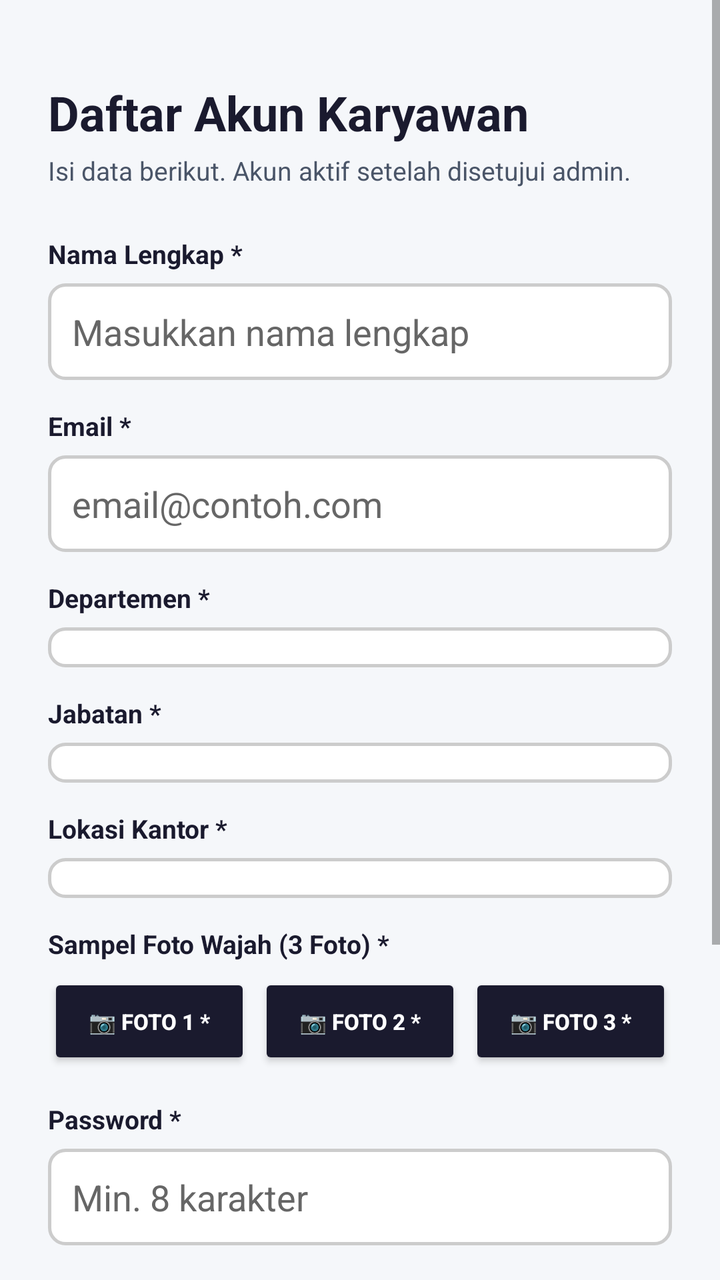
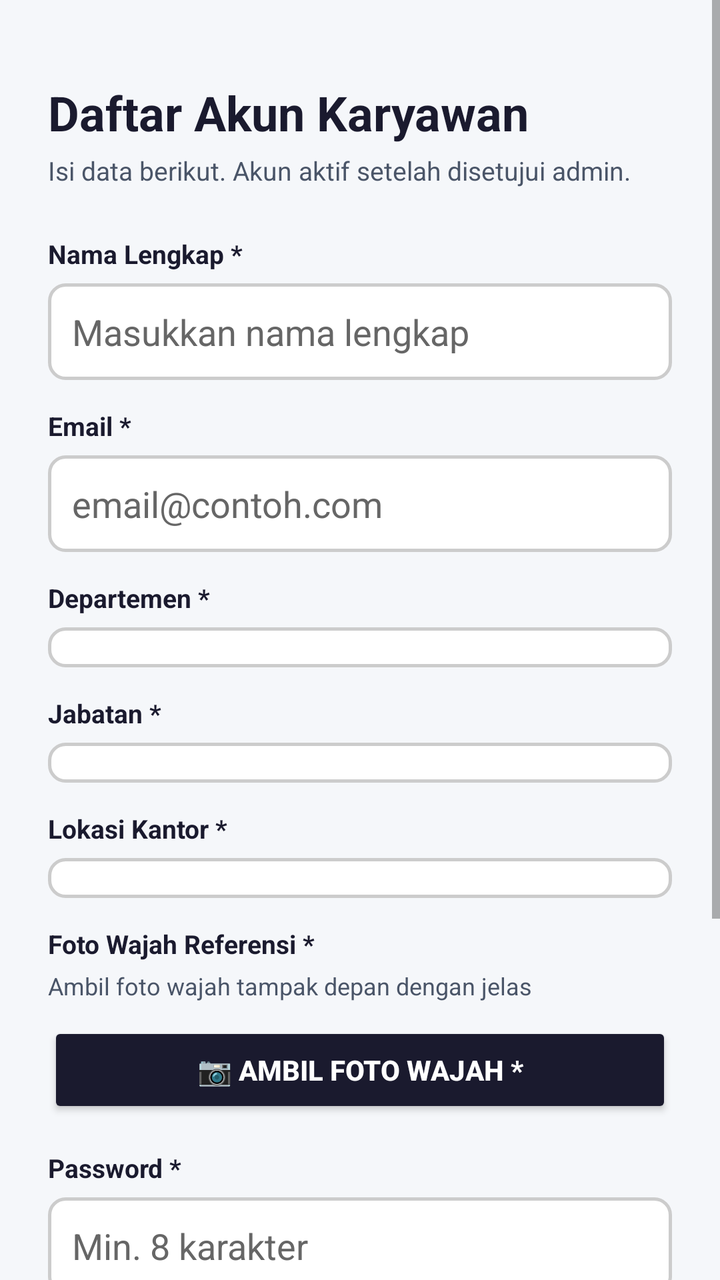

Two renders of the same Android screen: before a commit and after it. Below are the layout's source before the change and the commit's diff.
<!-- AndroidManifest.xml: application theme Theme.AbsensiKaryawan -->
<!-- res/layout/activity_daftar.xml -->
<?xml version="1.0" encoding="utf-8"?>
<FrameLayout xmlns:android="http://schemas.android.com/apk/res/android"
    android:layout_width="match_parent"
    android:layout_height="match_parent">

    <ScrollView
        android:layout_width="match_parent"
        android:layout_height="match_parent"
        android:background="#F5F7FA">

        <LinearLayout
            android:layout_width="match_parent"
            android:layout_height="wrap_content"
            android:orientation="vertical"
            android:padding="24dp">

            <TextView
                android:layout_width="wrap_content"
                android:layout_height="wrap_content"
                android:text="Daftar Akun Karyawan"
                android:textSize="24sp"
                android:textStyle="bold"
                android:textColor="#1A1A2E"
                android:layout_marginTop="16dp"
                android:layout_marginBottom="4dp" />

            <TextView
                android:layout_width="wrap_content"
                android:layout_height="wrap_content"
                android:text="Isi data berikut. Akun aktif setelah disetujui admin."
                android:textSize="13sp"
                android:textColor="#4A5568"
                android:layout_marginBottom="24dp" />

            
            <TextView android:layout_width="wrap_content" android:layout_height="wrap_content"
                android:text="Nama Lengkap *" android:textSize="13sp" android:textStyle="bold" android:textColor="#1A1A2E" android:layout_marginBottom="6dp"/>
            <EditText android:id="@+id/inputNama" android:layout_width="match_parent"
                android:layout_height="wrap_content" android:hint="Masukkan nama lengkap"
                android:textColor="#1A1A2E" android:textColorHint="#666666"
                android:inputType="textPersonName" android:padding="12dp"
                android:background="@drawable/bg_input_field" android:layout_marginBottom="14dp"/>

            
            <TextView android:layout_width="wrap_content" android:layout_height="wrap_content"
                android:text="Email *" android:textSize="13sp" android:textStyle="bold" android:textColor="#1A1A2E" android:layout_marginBottom="6dp"/>
            <EditText android:id="@+id/inputEmail" android:layout_width="match_parent"
                android:layout_height="wrap_content" android:hint="email@contoh.com"
                android:textColor="#1A1A2E" android:textColorHint="#666666"
                android:inputType="textEmailAddress" android:padding="12dp"
                android:background="@drawable/bg_input_field" android:layout_marginBottom="14dp"/>

            
            <TextView android:layout_width="wrap_content" android:layout_height="wrap_content"
                android:text="Departemen *" android:textSize="13sp" android:textStyle="bold" android:textColor="#1A1A2E" android:layout_marginBottom="6dp"/>
            <Spinner android:id="@+id/spinnerDepartemen" android:layout_width="match_parent"
                android:layout_height="wrap_content" android:padding="10dp"
                android:background="@drawable/bg_input_field" android:layout_marginBottom="14dp"/>

            
            <TextView android:layout_width="wrap_content" android:layout_height="wrap_content"
                android:text="Jabatan *" android:textSize="13sp" android:textStyle="bold" android:textColor="#1A1A2E" android:layout_marginBottom="6dp"/>
            <Spinner android:id="@+id/spinnerJabatan" android:layout_width="match_parent"
                android:layout_height="wrap_content" android:padding="10dp"
                android:background="@drawable/bg_input_field" android:layout_marginBottom="14dp"/>

            
            <TextView android:layout_width="wrap_content" android:layout_height="wrap_content"
                android:text="Lokasi Kantor *" android:textSize="13sp" android:textStyle="bold" android:textColor="#1A1A2E" android:layout_marginBottom="6dp"/>
            <Spinner android:id="@+id/spinnerLokasi" android:layout_width="match_parent"
                android:layout_height="wrap_content" android:padding="10dp"
                android:background="@drawable/bg_input_field" android:layout_marginBottom="14dp"/>

            
            <TextView android:layout_width="wrap_content" android:layout_height="wrap_content"
                android:text="Sampel Foto Wajah (3 Foto) *" android:textSize="13sp" android:textStyle="bold" android:textColor="#1A1A2E" android:layout_marginBottom="6dp"/>

            <LinearLayout
                android:layout_width="match_parent"
                android:layout_height="wrap_content"
                android:orientation="horizontal"
                android:weightSum="3"
                android:layout_marginBottom="16dp">

                <Button
                    android:id="@+id/btnFoto1"
                    android:layout_width="0dp"
                    android:layout_height="wrap_content"
                    android:layout_weight="1"
                    android:text="📷 Foto 1 *"
                    android:textColor="#FFFFFF"
                    android:textStyle="bold"
                    android:textSize="11sp"
                    android:layout_marginEnd="4dp"
                    android:backgroundTint="#1A1A2E"/>

                <Button
                    android:id="@+id/btnFoto2"
                    android:layout_width="0dp"
                    android:layout_height="wrap_content"
                    android:layout_weight="1"
                    android:text="📷 Foto 2 *"
                    android:textColor="#FFFFFF"
                    android:textStyle="bold"
                    android:textSize="11sp"
                    android:layout_marginEnd="4dp"
                    android:backgroundTint="#1A1A2E"/>

                <Button
                    android:id="@+id/btnFoto3"
                    android:layout_width="0dp"
                    android:layout_height="wrap_content"
                    android:layout_weight="1"
                    android:text="📷 Foto 3 *"
                    android:textColor="#FFFFFF"
                    android:textStyle="bold"
                    android:textSize="11sp"
                    android:backgroundTint="#1A1A2E"/>

            </LinearLayout>

            
            <TextView android:layout_width="wrap_content" android:layout_height="wrap_content"
                android:text="Password *" android:textSize="13sp" android:textStyle="bold" android:textColor="#1A1A2E" android:layout_marginBottom="6dp"/>
            <EditText android:id="@+id/inputPassword" android:layout_width="match_parent"
                android:layout_height="wrap_content" android:hint="Min. 8 karakter"
                android:textColor="#1A1A2E" android:textColorHint="#666666"
                android:inputType="textPassword" android:padding="12dp"
                android:background="@drawable/bg_input_field" android:layout_marginBottom="14dp"/>

            
            <TextView android:layout_width="wrap_content" android:layout_height="wrap_content"
                android:text="Konfirmasi Password *" android:textSize="13sp" android:textStyle="bold" android:textColor="#1A1A2E" android:layout_marginBottom="6dp"/>
            <EditText android:id="@+id/inputKonfirmasiPassword" android:layout_width="match_parent"
                android:layout_height="wrap_content" android:hint="Ulangi password"
                android:textColor="#1A1A2E" android:textColorHint="#666666"
                android:inputType="textPassword" android:padding="12dp"
                android:background="@drawable/bg_input_field" android:layout_marginBottom="22dp"/>

            <Button android:id="@+id/btnDaftar" android:layout_width="match_parent"
                android:layout_height="wrap_content" android:text="KIRIM PENDAFTARAN"
                android:textColor="#FFFFFF" android:textStyle="bold"
                android:textSize="16sp" android:padding="14dp" android:backgroundTint="#1A1A2E"/>

            <TextView android:id="@+id/textPesan" android:layout_width="match_parent"
                android:layout_height="wrap_content" android:layout_marginTop="12dp"
                android:gravity="center" android:visibility="gone" android:textSize="14sp" android:textStyle="bold"/>

            <ProgressBar android:id="@+id/progressDaftar" android:layout_width="wrap_content"
                android:layout_height="wrap_content" android:layout_gravity="center"
                android:layout_marginTop="12dp" android:visibility="gone"/>

            <TextView android:id="@+id/textKembaliLogin" android:layout_width="wrap_content"
                android:layout_height="wrap_content" android:text="Sudah punya akun? Masuk"
                android:textColor="#0D47A1" android:textStyle="bold" android:textSize="14sp"
                android:layout_gravity="center" android:paddingTop="20dp" android:paddingBottom="24dp"/>

        </LinearLayout>
    </ScrollView>

    
    <RelativeLayout
        android:id="@+id/layoutCameraOverlay"
        android:layout_width="match_parent"
        android:layout_height="match_parent"
        android:background="#000000"
        android:visibility="gone">

        <androidx.camera.view.PreviewView
            android:id="@+id/cameraPreviewDaftar"
            android:layout_width="match_parent"
            android:layout_height="match_parent" />

        <TextView
            android:id="@+id/textJudulFoto"
            android:layout_width="wrap_content"
            android:layout_height="wrap_content"
            android:layout_alignParentTop="true"
            android:layout_centerHorizontal="true"
            android:layout_marginTop="36dp"
            android:text="Posisikan Wajah untuk Sampel Foto"
            android:textColor="#FFFFFF"
            android:textSize="16sp"
            android:textStyle="bold"
            android:background="#80000000"
            android:padding="12dp" />

        <LinearLayout
            android:layout_width="match_parent"
            android:layout_height="wrap_content"
            android:layout_alignParentBottom="true"
            android:orientation="horizontal"
            android:padding="24dp"
            android:gravity="center"
            android:background="#60000000">

            <Button
                android:id="@+id/btnBatalKamera"
                android:layout_width="wrap_content"
                android:layout_height="wrap_content"
                android:text="BATAL"
                android:textColor="#FFFFFF"
                android:backgroundTint="#757575"
                android:layout_marginEnd="16dp" />

            <Button
                android:id="@+id/btnAmbilFotoKamera"
                android:layout_width="wrap_content"
                android:layout_height="wrap_content"
                android:text="📸 AMBIL FOTO"
                android:textColor="#FFFFFF"
                android:backgroundTint="#10B981"
                android:textSize="15sp"
                android:textStyle="bold"
                android:padding="12dp" />

        </LinearLayout>
    </RelativeLayout>

</FrameLayout>
<!-- resources referenced by this layout -->
<resources>
  <!-- drawable bg_input_field (drawable) -->
  <?xml version="1.0" encoding="utf-8"?>
  <shape xmlns:android="http://schemas.android.com/apk/res/android"
      android:shape="rectangle">
      <solid android:color="#FFFFFF" />
      <stroke
          android:width="1.5dp"
          android:color="#CCCCCC" />
      <corners android:radius="8dp" />
  </shape>
  <style name="Theme.AbsensiKaryawan" parent="Theme.MaterialComponents.DayNight.NoActionBar" />
</resources>

<!-- the commit's change to res/layout/activity_daftar.xml (unified diff, before → after) -->
@@ -73,51 +73,21 @@
 
             
             <TextView android:layout_width="wrap_content" android:layout_height="wrap_content"
-                android:text="Sampel Foto Wajah (3 Foto) *" android:textSize="13sp" android:textStyle="bold" android:textColor="#1A1A2E" android:layout_marginBottom="6dp"/>
+                android:text="Foto Wajah Referensi *" android:textSize="13sp" android:textStyle="bold" android:textColor="#1A1A2E" android:layout_marginBottom="4dp"/>
+            <TextView android:layout_width="wrap_content" android:layout_height="wrap_content"
+                android:text="Ambil foto wajah tampak depan dengan jelas" android:textSize="12sp" android:textColor="#4A5568" android:layout_marginBottom="10dp"/>
 
-            <LinearLayout
+            <Button
+                android:id="@+id/btnFoto1"
                 android:layout_width="match_parent"
                 android:layout_height="wrap_content"
-                android:orientation="horizontal"
-                android:weightSum="3"
-                android:layout_marginBottom="16dp">
-
-                <Button
-                    android:id="@+id/btnFoto1"
-                    android:layout_width="0dp"
-                    android:layout_height="wrap_content"
-                    android:layout_weight="1"
-                    android:text="📷 Foto 1 *"
-                    android:textColor="#FFFFFF"
-                    android:textStyle="bold"
-                    android:textSize="11sp"
-                    android:layout_marginEnd="4dp"
-                    android:backgroundTint="#1A1A2E"/>
-
-                <Button
-                    android:id="@+id/btnFoto2"
-                    android:layout_width="0dp"
-                    android:layout_height="wrap_content"
-                    android:layout_weight="1"
-                    android:text="📷 Foto 2 *"
-                    android:textColor="#FFFFFF"
-                    android:textStyle="bold"
-                    android:textSize="11sp"
-                    android:layout_marginEnd="4dp"
-                    android:backgroundTint="#1A1A2E"/>
-
-                <Button
-                    android:id="@+id/btnFoto3"
-                    android:layout_width="0dp"
-                    android:layout_height="wrap_content"
-                    android:layout_weight="1"
-                    android:text="📷 Foto 3 *"
-                    android:textColor="#FFFFFF"
-                    android:textStyle="bold"
-                    android:textSize="11sp"
-                    android:backgroundTint="#1A1A2E"/>
-
-            </LinearLayout>
+                android:text="📷 Ambil Foto Wajah *"
+                android:textColor="#FFFFFF"
+                android:textStyle="bold"
+                android:textSize="14sp"
+                android:padding="14dp"
+                android:layout_marginBottom="16dp"
+                android:backgroundTint="#1A1A2E"/>
 
             
             <TextView android:layout_width="wrap_content" android:layout_height="wrap_content"
